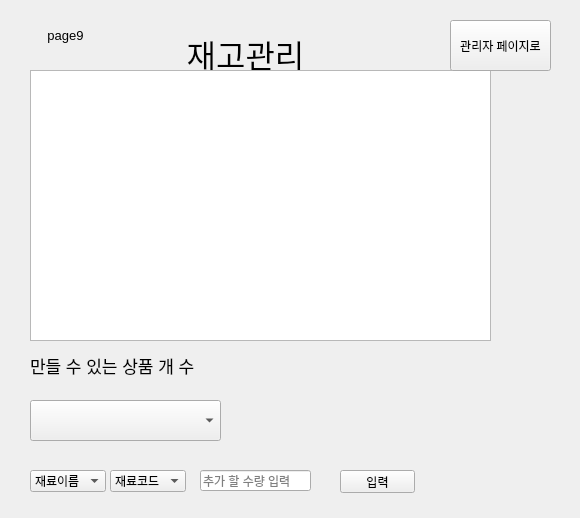
Before: the Qt Designer form smartappg.ui in gitaeyu/Obokmoolsan, drawn with Qt 5.
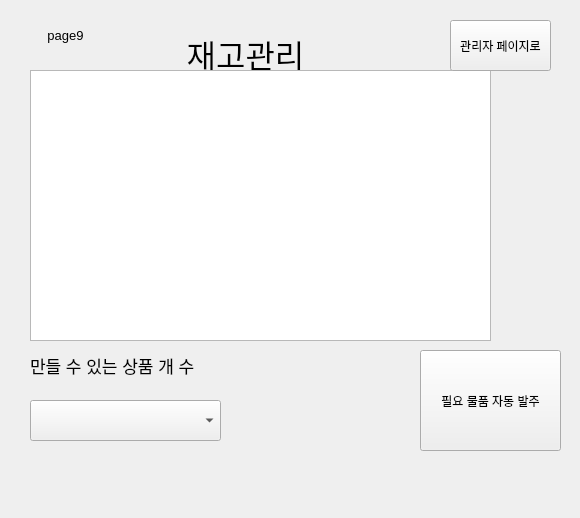
After: the same form once the commit is applied.

Commit message: 230117 0649 UI 수정 전

```diff
--- a/smartappg.ui
+++ b/smartappg.ui
@@ -1091,60 +1091,17 @@
       </rect>
      </property>
     </widget>
-    <widget class="QComboBox" name="ingredient_name_comboBox">
+    <widget class="QPushButton" name="ingredient_order_btn">
      <property name="geometry">
       <rect>
-       <x>10</x>
-       <y>460</y>
-       <width>76</width>
-       <height>22</height>
-      </rect>
-     </property>
-     <item>
-      <property name="text">
-       <string>재료이름</string>
-      </property>
-     </item>
-    </widget>
-    <widget class="QComboBox" name="ingredient_code_comboBox">
-     <property name="geometry">
-      <rect>
-       <x>90</x>
-       <y>460</y>
-       <width>76</width>
-       <height>22</height>
-      </rect>
-     </property>
-     <item>
-      <property name="text">
-       <string>재료코드</string>
-      </property>
-     </item>
-    </widget>
-    <widget class="QLineEdit" name="lineEdit">
-     <property name="geometry">
-      <rect>
-       <x>180</x>
-       <y>460</y>
-       <width>111</width>
-       <height>21</height>
-      </rect>
-     </property>
-     <property name="placeholderText">
-      <string>추가 할 수량 입력</string>
-     </property>
-    </widget>
-    <widget class="QPushButton" name="add_btn">
-     <property name="geometry">
-      <rect>
-       <x>320</x>
-       <y>460</y>
-       <width>75</width>
-       <height>23</height>
+       <x>400</x>
+       <y>340</y>
+       <width>141</width>
+       <height>101</height>
       </rect>
      </property>
      <property name="text">
-      <string>입력</string>
+      <string>필요 물품 자동 발주</string>
      </property>
     </widget>
     <widget class="QComboBox" name="comboBox">
@@ -1193,6 +1150,42 @@
       <string>관리자 페이지로</string>
      </property>
     </widget>
+    <widget class="QLabel" name="inventory_min_value_lbl">
+     <property name="geometry">
+      <rect>
+       <x>210</x>
+       <y>360</y>
+       <width>231</width>
+       <height>71</height>
+      </rect>
+     </property>
+     <property name="font">
+      <font>
+       <pointsize>20</pointsize>
+      </font>
+     </property>
+     <property name="text">
+      <string/>
+     </property>
+    </widget>
+    <widget class="QLabel" name="inventory_alarm_level_lbl">
+     <property name="geometry">
+      <rect>
+       <x>10</x>
+       <y>450</y>
+       <width>251</width>
+       <height>31</height>
+      </rect>
+     </property>
+     <property name="font">
+      <font>
+       <pointsize>13</pointsize>
+      </font>
+     </property>
+     <property name="text">
+      <string/>
+     </property>
+    </widget>
    </widget>
   </widget>
  </widget>
```
Left out of the diff: 2 changed lines with no effect on the pictures. The commit also changes 3 other files.
